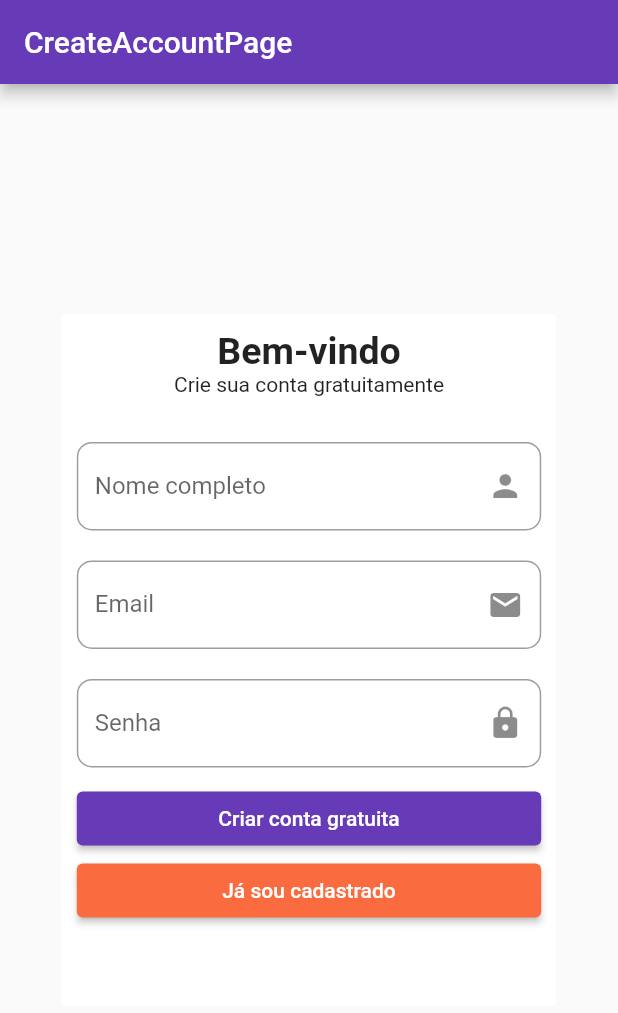
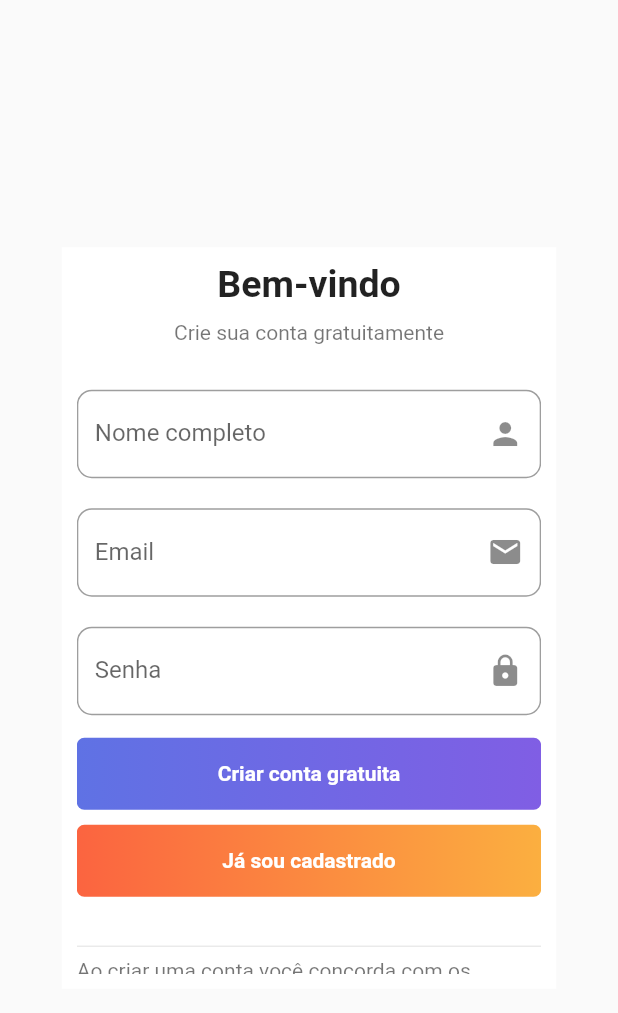
Before and after one commit to mechztcc/flutter-sb, a Flutter app: the screen it shows after launch, on a phone screen of 412 x 824 dp. Shown: the top 1013 px of the screen. Run offline on Flutter 3.47's test engine with Material 2 defaults, Android fonts, the phone set to English and light mode, and no system bars; our stand-ins replace dio, flutter_modular, mobx; generated files the repository leaves out were written again; network calls fail.

Commit message:
feat: created gradient button

```diff
--- a/lib/app/modules/user/components/create_account_form_widget.dart
+++ b/lib/app/modules/user/components/create_account_form_widget.dart
@@ -1,5 +1,6 @@
 import 'package:flutter/material.dart';
 import 'package:flutter_sb/app/modules/user/components/custom_input_widget.dart';
+import 'package:flutter_sb/app/modules/user/components/gradient_button_widget.dart';
 
 class CreateAccountFormWidget extends StatelessWidget {
   final String title;
@@ -29,8 +30,12 @@ class CreateAccountFormWidget extends StatelessWidget {
                       fontSize: 25,
                     ),
                   ),
+                  const SizedBox(
+                    height: 10,
+                  ),
                   const Text(
                     'Crie sua conta gratuitamente',
+                    style: TextStyle(color: Colors.black54),
                   ),
                   const SizedBox(
                     height: 20,
@@ -52,21 +57,37 @@ class CreateAccountFormWidget extends StatelessWidget {
                         ),
                         SizedBox(
                           width: constraints.maxWidth * 0.8,
-                          child: ElevatedButton(
-                            style: ElevatedButton.styleFrom(),
-                            onPressed: () {},
-                            child: const Text('Criar conta gratuita'),
+                          child: const GradientButtonWidget(
+                            label: 'Criar conta gratuita',
+                            gradient: [
+                              Color(0xff5F72E4),
+                              Color(0xff805EE4),
+                            ],
                           ),
                         ),
                         SizedBox(
                           width: constraints.maxWidth * 0.8,
-                          child: ElevatedButton(
-                            style: ElevatedButton.styleFrom(
-                              primary: const Color(0xffFB6B40),
-                            ),
-                            onPressed: () {},
-                            child: const Text('Já sou cadastrado'),
+                          child: const GradientButtonWidget(
+                            label: 'Já sou cadastrado',
+                            gradient: [
+                              Color(0xffFB6440),
+                              Color(0xffFBAF40),
+                            ],
                           ),
+                        ),
+                        const SizedBox(
+                          height: 20,
+                        ),
+                        Row(
+                          children: const [
+                            Expanded(
+                              child: Divider(),
+                            )
+                          ],
+                        ),
+                        const Text(
+                          'Ao criar uma conta você concorda com os Termos de acesso & Privacidade',
+                          style: TextStyle(color: Colors.black54),
                         ),
                       ],
                     ),
--- /dev/null
+++ b/lib/app/modules/user/components/gradient_button_widget.dart
@@ -0,0 +1,36 @@
+import 'package:flutter/material.dart';
+
+class GradientButtonWidget extends StatelessWidget {
+  final String title;
+  final String label;
+  final List<Color> gradient;
+  const GradientButtonWidget(
+      {Key? key,
+      this.title = "GradientButtonWidget",
+      required this.label,
+      required this.gradient})
+      : super(key: key);
+
+  @override
+  Widget build(BuildContext context) {
+    return Container(
+      margin: const EdgeInsets.symmetric(vertical: 5),
+      decoration: BoxDecoration(
+        borderRadius: BorderRadius.circular(5),
+        gradient: LinearGradient(
+          colors: gradient,
+        ),
+      ),
+      child: TextButton(
+        onPressed: () {},
+        child: Text(
+          label,
+          style: const TextStyle(
+            color: Colors.white,
+            fontWeight: FontWeight.bold,
+          ),
+        ),
+      ),
+    );
+  }
+}
--- a/lib/app/modules/user/pages/create-account_page.dart
+++ b/lib/app/modules/user/pages/create-account_page.dart
@@ -17,11 +17,8 @@ class CreateAccountPageState
   Widget build(BuildContext context) {
     controller.createAccount('Alberto 90', 'alberto90@email.com', '123456');
     return Scaffold(
-      appBar: AppBar(
-        title: Text(widget.title),
-      ),
       body: LayoutBuilder(
-        builder: (context, constraints) => Center(
+        builder: (context, constraints) => const Center(
           child: CreateAccountFormWidget(),
         ),
       ),
```
Also changed, not shown: 1 other file.
